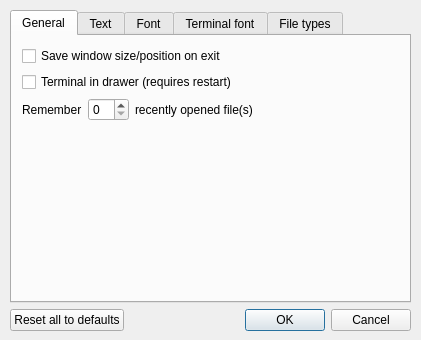
Before: the Qt Designer form ui/dlgPrefsUI.ui in spthaolt/qscite, drawn with Qt 5.
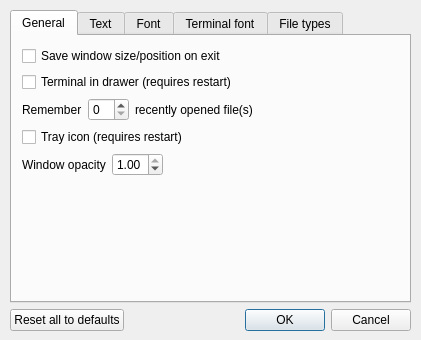
After: the same form once the commit is applied.

```diff
--- a/ui/dlgPrefsUI.ui
+++ b/ui/dlgPrefsUI.ui
@@ -15,7 +15,7 @@
   <property name="windowTitle" >
    <string>Preferences - QSciTE</string>
   </property>
-  <widget class="QWidget" name="" >
+  <widget class="QWidget" name="layoutWidget" >
    <property name="geometry" >
     <rect>
      <x>10</x>
@@ -92,6 +92,50 @@
            </item>
           </layout>
          </item>
+         <item>
+          <widget class="QCheckBox" name="cbTrayIcon" >
+           <property name="text" >
+            <string>Tray icon (requires restart)</string>
+           </property>
+          </widget>
+         </item>
+         <item>
+          <layout class="QHBoxLayout" >
+           <item>
+            <widget class="QLabel" name="lblOpacity" >
+             <property name="text" >
+              <string>Window opacity</string>
+             </property>
+            </widget>
+           </item>
+           <item>
+            <widget class="QDoubleSpinBox" name="sbOpacity" >
+             <property name="maximum" >
+              <double>1.000000000000000</double>
+             </property>
+             <property name="singleStep" >
+              <double>0.010000000000000</double>
+             </property>
+             <property name="value" >
+              <double>1.000000000000000</double>
+             </property>
+            </widget>
+           </item>
+           <item>
+            <spacer>
+             <property name="orientation" >
+              <enum>Qt::Horizontal</enum>
+             </property>
+             <property name="sizeHint" >
+              <size>
+               <width>40</width>
+               <height>20</height>
+              </size>
+             </property>
+            </spacer>
+           </item>
+          </layout>
+         </item>
          <item>
           <spacer>
            <property name="orientation" >
```
